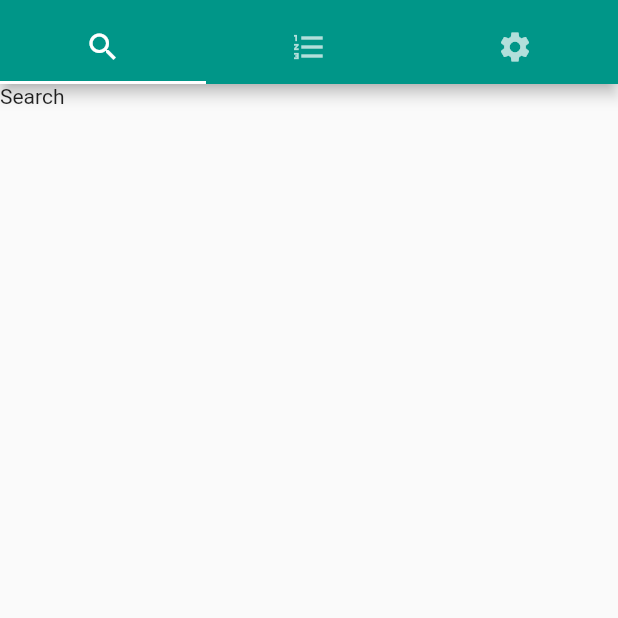
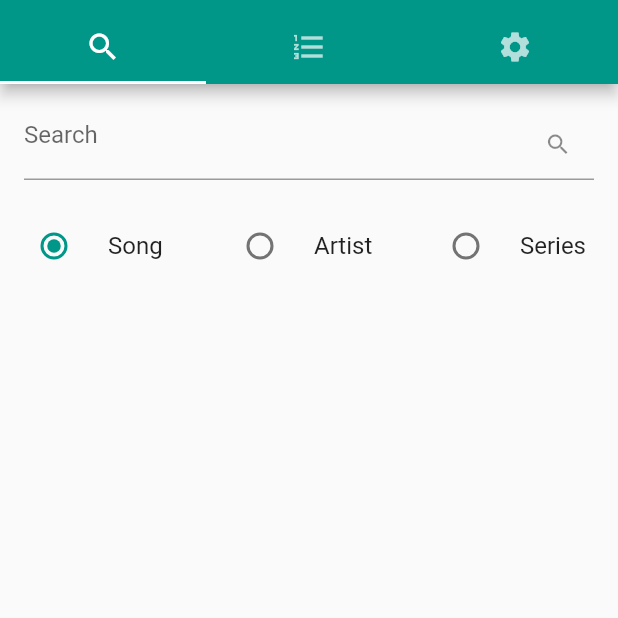
Before and after one commit to walfie/clubdarn-flutter, a Flutter app: the screen it shows after launch, on a phone screen of 412 x 824 dp, the top half of it. Run offline on Flutter 3.47's test engine with Material 2 defaults, Android fonts, the phone set to English and light mode, and no system bars.

```diff
--- a/lib/main.dart
+++ b/lib/main.dart
@@ -29,7 +29,7 @@ class _ClubDarnState extends State<ClubDarn> {
           ),
           body: TabBarView(
             children: [
-              Text("Search"),
+              SearchBar(),
               Text("Rankings"),
               Text("Settings"),
             ],
@@ -40,6 +40,82 @@ class _ClubDarnState extends State<ClubDarn> {
   }
 }
 
+class SearchBar extends StatefulWidget {
+  @override
+  _SearchBarState createState() => _SearchBarState();
+}
+
+enum SearchType { song, artist, series }
+
+class _SearchBarState extends State<SearchBar> {
+  SearchType _searchType = SearchType.song;
+
+  @override
+  Widget build(BuildContext context) {
+    return Container(
+      child: Column(
+        children: [
+          Container(
+            padding: EdgeInsets.all(16.0),
+            child: TextFormField(
+              decoration: InputDecoration(
+                hintText: 'Search',
+                isDense: true,
+                suffixIcon: IconButton(
+                  icon: Icon(Icons.search),
+                  onPressed: () {
+                    // TODO
+                  },
+                ),
+              ),
+            ),
+          ),
+          Row(
+            children: [
+              Flexible(
+                child: RadioListTile<SearchType>(
+                  title: Text("Song"),
+                  value: SearchType.song,
+                  groupValue: _searchType,
+                  onChanged: (SearchType value) {
+                    setState(() {
+                      _searchType = value;
+                    });
+                  },
+                ),
+              ),
+              Flexible(
+                child: RadioListTile<SearchType>(
+                  title: Text("Artist"),
+                  value: SearchType.artist,
+                  groupValue: _searchType,
+                  onChanged: (SearchType value) {
+                    setState(() {
+                      _searchType = value;
+                    });
+                  },
+                ),
+              ),
+              Flexible(
+                child: RadioListTile<SearchType>(
+                  title: Text("Series"),
+                  value: SearchType.series,
+                  groupValue: _searchType,
+                  onChanged: (SearchType value) {
+                    setState(() {
+                      _searchType = value;
+                    });
+                  },
+                ),
+              ),
+            ],
+          ),
+        ],
+      ),
+    );
+  }
+}
+
 void main() {
   runApp(ClubDarn());
 }
```
